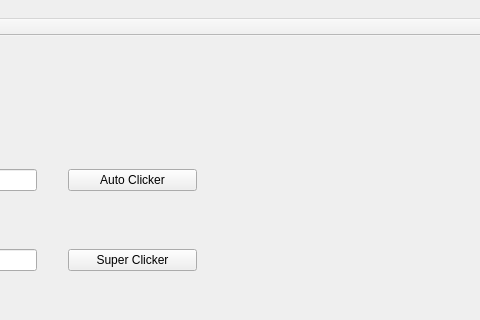
brickpanzer/CCC, file clicker.ui: the form before one commit; both pictures show x 393 to 873 and y 0 to 320 of the 873 by 599 pixel window.
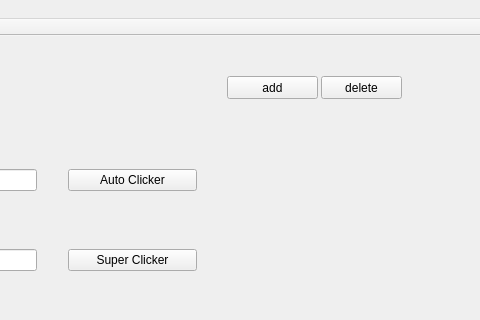
The form after the commit.

What changed in the file:
```diff
--- a/clicker.ui
+++ b/clicker.ui
@@ -264,6 +264,32 @@
      <set>Qt::AlignCenter</set>
     </property>
    </widget>
+   <widget class="QPushButton" name="addButton">
+    <property name="geometry">
+     <rect>
+      <x>620</x>
+      <y>40</y>
+      <width>91</width>
+      <height>23</height>
+     </rect>
+    </property>
+    <property name="text">
+     <string>add</string>
+    </property>
+   </widget>
+   <widget class="QPushButton" name="deleteButton">
+    <property name="geometry">
+     <rect>
+      <x>714</x>
+      <y>40</y>
+      <width>81</width>
+      <height>23</height>
+     </rect>
+    </property>
+    <property name="text">
+     <string>delete</string>
+    </property>
+   </widget>
   </widget>
   <widget class="QMenuBar" name="menuBar">
    <property name="geometry">
```
